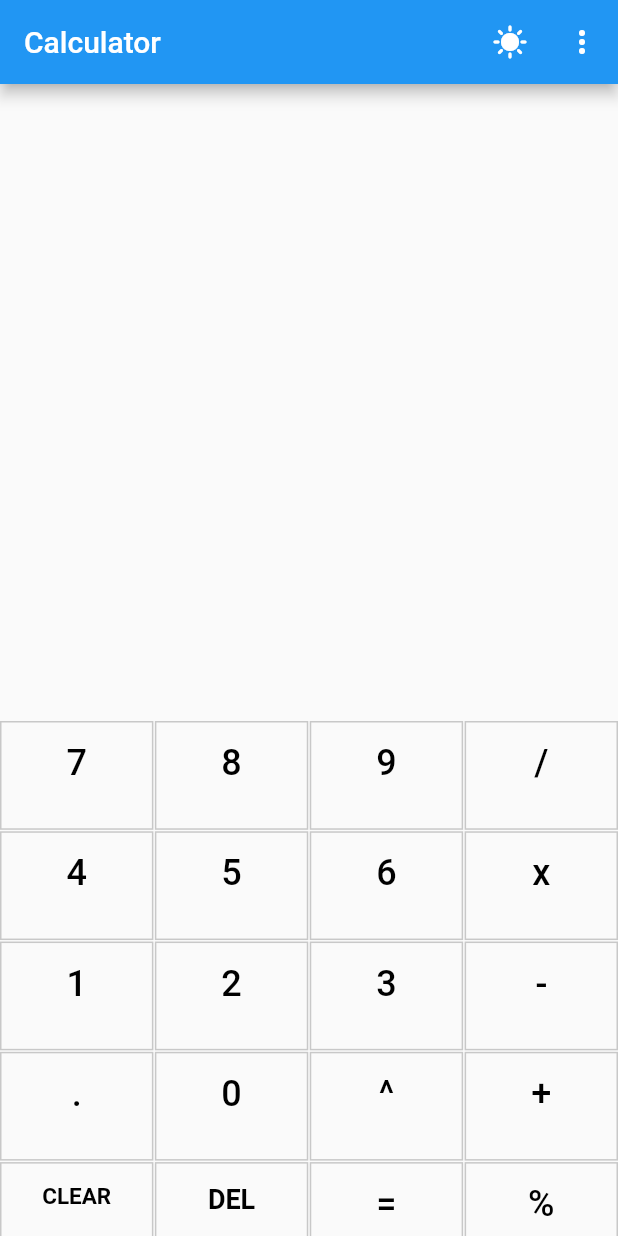
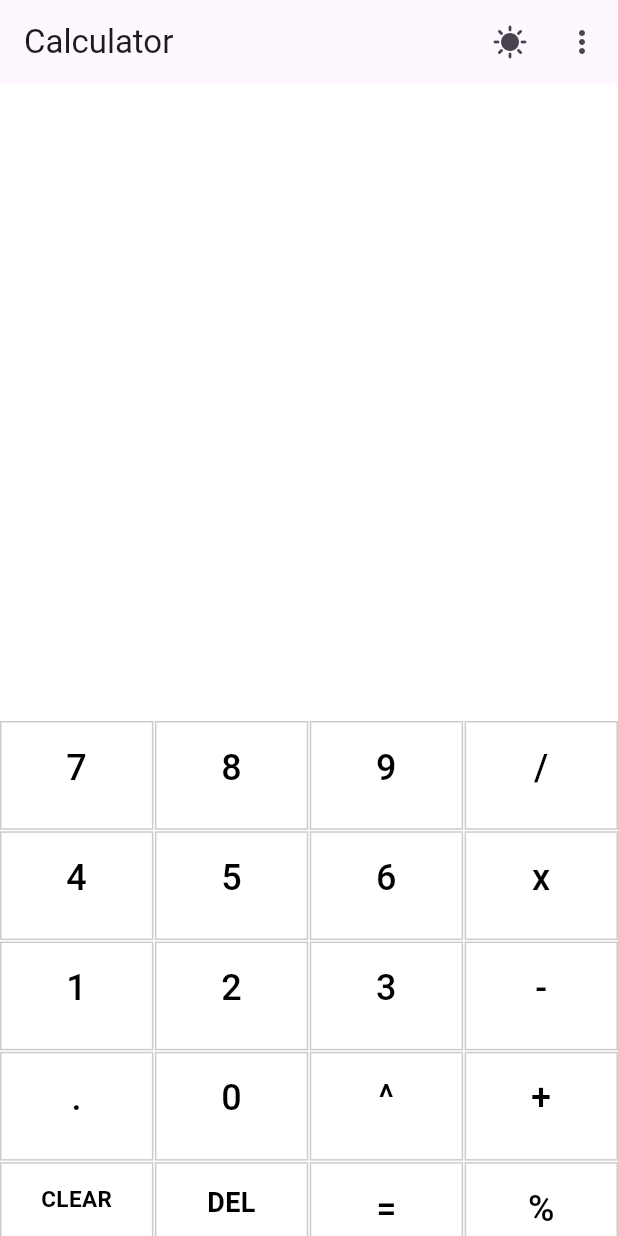
Before and after one commit to Magesh-Doodleblue/Basic-Calculator-using-Flutter, a Flutter app: the screen it shows after launch, on a phone screen of 412 x 824 dp. Run offline on Flutter 3.47's test engine with Material 2 defaults, Android fonts, the phone set to English and light mode, and no system bars; our stand-ins replace shared_preferences.

Commit message:
all fine

```diff
--- a/lib/app.dart
+++ b/lib/app.dart
@@ -35,7 +35,7 @@ class _MyAppState extends State<MyApp> {
     return MaterialApp(
       title: 'Calculator',
       debugShowCheckedModeBanner: false,
-      theme: isDarkEnable ? ThemeData.dark() : ThemeData.light(),
+      theme: isDarkEnable ? darkTheme : lightTheme,
       home: HomePage(
         toggleDarkMode: _toggleDarkMode,
         isDarkEnable: isDarkEnable,
--- a/lib/utils/theme.dart
+++ b/lib/utils/theme.dart
@@ -2,15 +2,28 @@ import 'package:flutter/material.dart';
 
 final darkTheme = ThemeData(
   brightness: Brightness.dark,
-  primaryColor: Colors.grey[900],
-  scaffoldBackgroundColor: Colors.grey[900],
-  // colorScheme: ColorScheme.fromSwatch().copyWith(secondary: Colors.grey[600]),
+  useMaterial3: true,
+  scaffoldBackgroundColor: const Color(0xFF28282B),
+  textTheme: const TextTheme(
+    titleLarge: TextStyle(
+      color: Colors.white,
+    ),
+    bodyMedium: TextStyle(
+      color: Colors.white,
+    ),
+  ),
 );
-//
-//
+
 final lightTheme = ThemeData(
   brightness: Brightness.light,
-  primaryColor: Colors.blue,
+  useMaterial3: true,
   scaffoldBackgroundColor: Colors.white,
-  // colorScheme: ColorScheme.fromSwatch().copyWith(secondary: Colors.blueAccent),
+  textTheme: const TextTheme(
+    titleLarge: TextStyle(
+      color: Colors.black,
+    ),
+    bodyMedium: TextStyle(
+      color: Colors.black,
+    ),
+  ),
 );
--- a/lib/views/screens/homepage.dart
+++ b/lib/views/screens/homepage.dart
@@ -30,12 +30,6 @@ class _HomePageState extends State<HomePage> {
         break;
     }
   }
-
-  // @override
-  // void initState() {
-  //   super.initState();
-  //   widget.toggleDarkMode();
-  // }
 
   @override
   Widget build(BuildContext context) {
@@ -89,7 +83,7 @@ class _HomePageState extends State<HomePage> {
               btnClicked(buttonText);
             },
             child: Container(
-              decoration: containerDecoration(),
+              decoration: containerDecoration(context),
               child: customOutlineButton(buttonText),
             ),
           );
@@ -99,6 +93,7 @@ class _HomePageState extends State<HomePage> {
   }
 
   Column inputAndOutput() {
+    final theme = Theme.of(context);
     return Column(
       crossAxisAlignment: CrossAxisAlignment.end,
       mainAxisAlignment: MainAxisAlignment.end,
@@ -110,7 +105,9 @@ class _HomePageState extends State<HomePage> {
             style: TextStyle(
               fontSize: isEqualto ? 48 : 36,
               fontWeight: FontWeight.w500,
-              color: Colors.black,
+              color: theme.brightness == Brightness.dark
+                  ? Colors.white
+                  : Colors.black,
             ),
             duration: const Duration(milliseconds: 200),
             child: Text(
@@ -125,7 +122,9 @@ class _HomePageState extends State<HomePage> {
             style: TextStyle(
               fontSize: isEqualto ? 36 : 48,
               fontWeight: FontWeight.w500,
-              color: Colors.black,
+              color: theme.brightness == Brightness.dark
+                  ? Colors.white
+                  : Colors.black,
             ),
             duration: const Duration(milliseconds: 200),
             child: Text(
@@ -137,16 +136,21 @@ class _HomePageState extends State<HomePage> {
     );
   }
 
-  BoxDecoration containerDecoration() {
+  BoxDecoration containerDecoration(BuildContext context) {
+    final theme = Theme.of(context);
     return BoxDecoration(
       border: Border.all(
         width: 1,
-        color: Colors.black.withOpacity(0.2),
+        color: theme.brightness == Brightness.dark
+            ? Colors.white.withOpacity(0.2)
+            : Colors.black.withOpacity(0.2),
       ),
     );
   }
 
   Widget customOutlineButton(String val) {
+    final theme = Theme.of(context);
+
     return SizedBox(
       child: Padding(
         padding: const EdgeInsets.all(13.0),
@@ -162,7 +166,10 @@ class _HomePageState extends State<HomePage> {
             fontWeight: val == "CLEAR" || val == "DEL"
                 ? FontWeight.bold
                 : FontWeight.w500,
-            color: const Color.fromARGB(255, 0, 0, 0),
+            // color: const Color.fromARGB(255, 0, 0, 0),
+            color: theme.brightness == Brightness.dark
+                ? Colors.white
+                : Colors.black,
           ),
         ),
       ),
```
Also changed, not shown: lib/views/screens/history.dart (+18 -37 lines).
